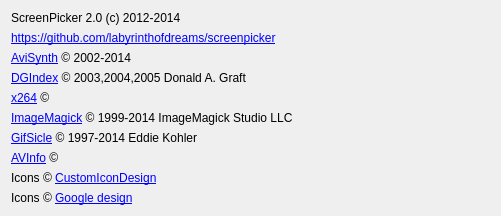
The window that aboutwidget.ui (labyrinthofdreams/screenpicker) describes before a commit, drawn with Qt 5.
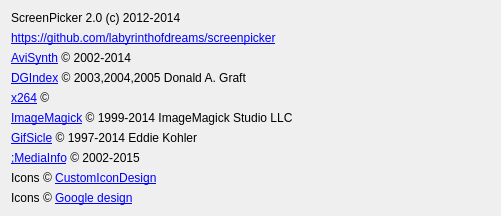
The same window after the commit.

Commit message: Replace AVInfo link with MediaInfo link

What changed in the file:
```diff
--- a/aboutwidget.ui
+++ b/aboutwidget.ui
@@ -135,7 +135,7 @@
      <item>
       <widget class="QLabel" name="label_8">
        <property name="text">
-        <string>&lt;a href='http://shounen.ru/soft/avinfo/desc_en.shtml'&gt;AVInfo&lt;/a&gt; &amp;copy;</string>
+        <string>&lt;a href='http://mediaarea.net/en/MediaInfo'&gt;;MediaInfo&lt;/a&gt; &amp;copy; 2002-2015 </string>
        </property>
        <property name="textFormat">
         <enum>Qt::RichText</enum>
```
